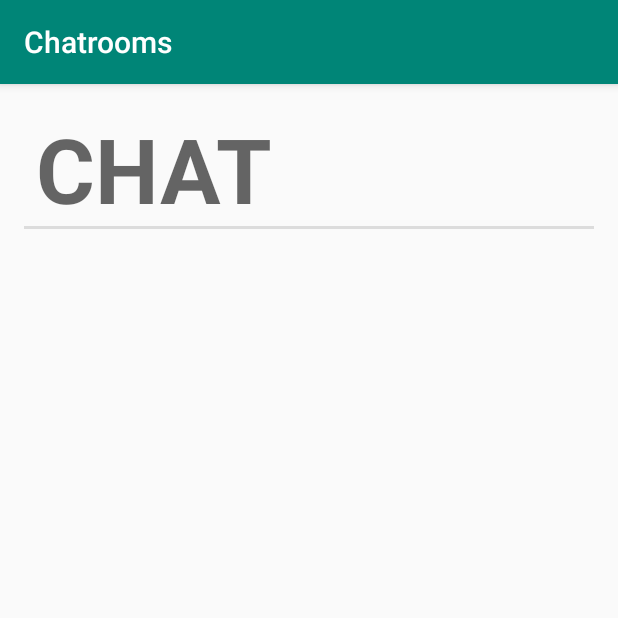
After one commit to bcatala/AndroidSocialNetwork, an Android app: the ChatroomActivity screen opened directly, with no data from a screen before it, on a phone screen of 412 x 824 dp, the top half of it. The commit adds this screen. Run offline under Robolectric (Android 15) with nearby library versions, the phone set to English and light mode, and no system bars.

```diff
--- a/21PointsAndroid-master/app/src/main/AndroidManifest.xml
+++ b/21PointsAndroid-master/app/src/main/AndroidManifest.xml
@@ -41,6 +41,12 @@
             android:name=".activity.friendList.FriendActivity"
             android:label="Friend Info" />
         <activity
+            android:name=".activity.chatroom.ChatroomActivity"
+            android:label="Chatrooms" />
+        <activity
+            android:name=".activity.chatroom.ChatroomListActivity"
+            android:label="Chatrooms" />
+        <activity
             android:name=".activity.SearchUserActivity"
             android:label="Search User" />
         <activity android:name=".activity.HomeActivity">
--- a/21PointsAndroid-master/app/src/main/java/com/alfredo/android/a21pointsandroid/activity/MainMenuActivity.java
+++ b/21PointsAndroid-master/app/src/main/java/com/alfredo/android/a21pointsandroid/activity/MainMenuActivity.java
@@ -11,6 +11,7 @@ import android.widget.Button;
 import android.widget.TextView;
 
 import com.alfredo.android.a21pointsandroid.R;
+import com.alfredo.android.a21pointsandroid.activity.chatroom.ChatroomListActivity;
 import com.alfredo.android.a21pointsandroid.activity.friendList.FriendActivity;
 import com.alfredo.android.a21pointsandroid.activity.friendList.FriendListActivity;
 import com.alfredo.android.a21pointsandroid.model.Invitation;
@@ -91,7 +92,10 @@ public class MainMenuActivity extends AppCompatActivity implements UserAPICallBa
     }
 
     public void startRandomChat(){
-        Intent i = new Intent(MainMenuActivity.this, SearchChatActivity.class);
+
+
+
+        Intent i = new Intent(MainMenuActivity.this, ChatroomListActivity.class);
 
         startActivity(i);
     }
--- /dev/null
+++ b/21PointsAndroid-master/app/src/main/java/com/alfredo/android/a21pointsandroid/activity/chatroom/Chatroom.java
@@ -0,0 +1,45 @@
+package com.alfredo.android.a21pointsandroid.activity.chatroom;
+
+import java.util.Date;
+import java.util.UUID;
+
+public class Chatroom {
+
+    private UUID mId;
+    private String mTitle;
+    private Date mDate;
+    private boolean mSolved;
+
+    public Chatroom() {
+        mId = UUID.randomUUID();
+        mDate = new Date();
+    }
+
+    public UUID getId() {
+        return mId;
+    }
+
+    public String getTitle() {
+        return mTitle;
+    }
+
+    public void setTitle(String title) {
+        mTitle = title;
+    }
+
+    public Date getDate() {
+        return mDate;
+    }
+
+    public void setDate(Date date) {
+        mDate = date;
+    }
+
+    public boolean isSolved() {
+        return mSolved;
+    }
+
+    public void setSolved(boolean solved) {
+        mSolved = solved;
+    }
+}
--- /dev/null
+++ b/21PointsAndroid-master/app/src/main/java/com/alfredo/android/a21pointsandroid/activity/chatroom/ChatroomActivity.java
@@ -0,0 +1,11 @@
+package com.alfredo.android.a21pointsandroid.activity.chatroom;
+
+import android.support.v4.app.Fragment;
+
+public class ChatroomActivity extends SingleFragmentActivity {
+
+    @Override
+    protected Fragment createFragment() {
+        return new ChatroomFragment();
+    }
+}
--- /dev/null
+++ b/21PointsAndroid-master/app/src/main/java/com/alfredo/android/a21pointsandroid/activity/chatroom/ChatroomFragment.java
@@ -0,0 +1,36 @@
+package com.alfredo.android.a21pointsandroid.activity.chatroom;
+
+import android.os.Bundle;
+import android.support.v4.app.Fragment;
+import android.text.Editable;
+import android.text.TextWatcher;
+import android.view.LayoutInflater;
+import android.view.View;
+import android.view.ViewGroup;
+import android.widget.Button;
+import android.widget.CheckBox;
+import android.widget.CompoundButton;
+import android.widget.EditText;
+
+import com.alfredo.android.a21pointsandroid.R;
+
+import static android.widget.CompoundButton.OnCheckedChangeListener;
+
+public class ChatroomFragment extends Fragment {
+
+    private Chatroom mChatroom;
+
+    @Override
+    public void onCreate(Bundle savedInstanceState) {
+        super.onCreate(savedInstanceState);
+        mChatroom = new Chatroom();
+    }
+
+    @Override
+    public View onCreateView(LayoutInflater inflater, ViewGroup container,
+                             Bundle savedInstanceState) {
+        View v = inflater.inflate(R.layout.fragment_chatroom, container, false);
+
+        return v;
+    }
+}
--- /dev/null
+++ b/21PointsAndroid-master/app/src/main/java/com/alfredo/android/a21pointsandroid/activity/chatroom/SingleFragmentActivity.java
@@ -0,0 +1,29 @@
+package com.alfredo.android.a21pointsandroid.activity.chatroom;
+
+import android.os.Bundle;
+import android.support.v4.app.Fragment;
+import android.support.v4.app.FragmentManager;
+import android.support.v7.app.AppCompatActivity;
+
+import com.alfredo.android.a21pointsandroid.R;
+
+public abstract class SingleFragmentActivity extends AppCompatActivity {
+
+    protected abstract Fragment createFragment();
+
+    @Override
+    protected void onCreate(Bundle savedInstanceState) {
+        super.onCreate(savedInstanceState);
+        setContentView(R.layout.activity_allchatrooms_fragment);
+
+        FragmentManager fm = getSupportFragmentManager();
+        Fragment fragment = fm.findFragmentById(R.id.fragment_container_chatroom);
+
+        if (fragment == null) {
+            fragment = createFragment();
+            fm.beginTransaction()
+                    .add(R.id.fragment_container_chatroom, fragment)
+                    .commit();
+        }
+    }
+}
--- /dev/null
+++ b/21PointsAndroid-master/app/src/main/res/layout/activity_allchatrooms_fragment.xml
@@ -0,0 +1,4 @@
+<FrameLayout android:id="@+id/fragment_container_chatroom"
+    xmlns:android="http://schemas.android.com/apk/res/android"
+    android:layout_width="match_parent"
+    android:layout_height="match_parent" />
--- /dev/null
+++ b/21PointsAndroid-master/app/src/main/res/layout/fragment_chatroom.xml
@@ -0,0 +1,17 @@
+<?xml version="1.0" encoding="utf-8"?>
+<LinearLayout xmlns:android="http://schemas.android.com/apk/res/android"
+    android:layout_width="match_parent"
+    android:layout_height="match_parent"
+    android:layout_margin="16dp"
+    android:orientation="vertical">
+
+    <TextView
+        style="?android:listSeparatorTextViewStyle"
+        android:layout_width="match_parent"
+        android:layout_height="wrap_content"
+        android:text="chat"
+        android:textSize="60dp"/>
+
+
+
+</LinearLayout>
--- /dev/null
+++ b/21PointsAndroid-master/app/src/main/res/layout/fragment_chatroom_list.xml
@@ -0,0 +1,5 @@
+<?xml version="1.0" encoding="utf-8"?>
+<android.support.v7.widget.RecyclerView android:id="@+id/chatroom_recycler_view"
+    xmlns:android="http://schemas.android.com/apk/res/android"
+    android:layout_width="match_parent"
+    android:layout_height="match_parent"/>
```
Also changed, not shown: 21PointsAndroid-master/app/src/main/java/com/alfredo/android/a21pointsandroid/activity/SearchChatActivity.java (+5 -2 lines), 21PointsAndroid-master/app/src/main/java/com/alfredo/android/a21pointsandroid/activity/chatroom/ChatroomLab.java (added, +45 -0 lines), 21PointsAndroid-master/app/src/main/java/com/alfredo/android/a21pointsandroid/activity/chatroom/ChatroomListActivity.java (added, +11 -0 lines), 21PointsAndroid-master/app/src/main/java/com/alfredo/android/a21pointsandroid/activity/chatroom/ChatroomListFragment.java (added, +98 -0 lines), 21PointsAndroid-master/app/src/main/res/layout/list_item_chatroom.xml (added, +18 -0 lines).
